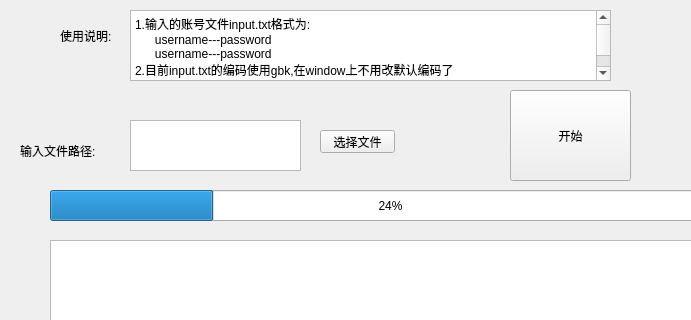
wudizhangzhi/coding_for_life, file vivo/MainWindow.ui: the form before one commit; both pictures show x 0 to 691 and y 0 to 320 of the 800 by 600 pixel window.
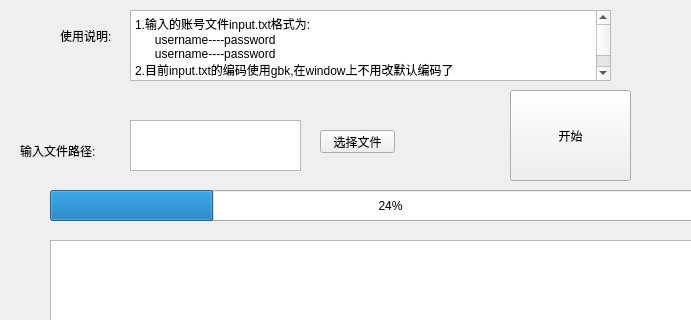
The form after the commit.

Commit message: add try catch and log

```diff
--- a/vivo/MainWindow.ui
+++ b/vivo/MainWindow.ui
@@ -97,8 +97,8 @@
     </property>
     <property name="plainText">
      <string>1.输入的账号文件input.txt格式为:
-      username---password
-      username---password
+      username----password
+      username----password
 2.目前input.txt的编码使用gbk,在window上不用改默认编码了</string>
     </property>
    </widget>
```
The commit also changes 2 other files.
